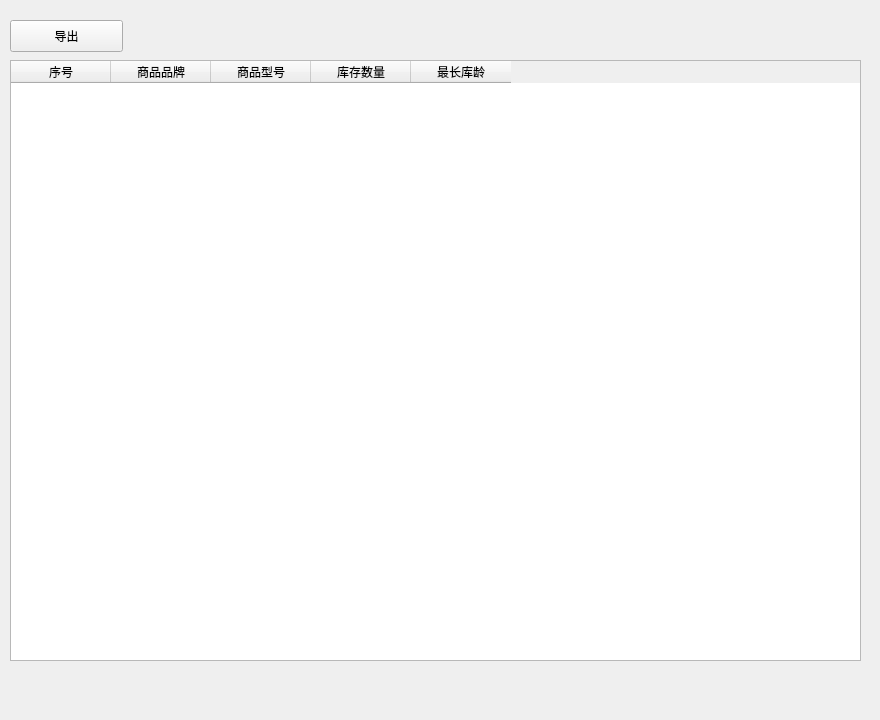
Before: the Qt Designer form View/stock/ui/ui_stock_unsalable_warning.ui in zgj0607/Py-store, drawn with Qt 5.
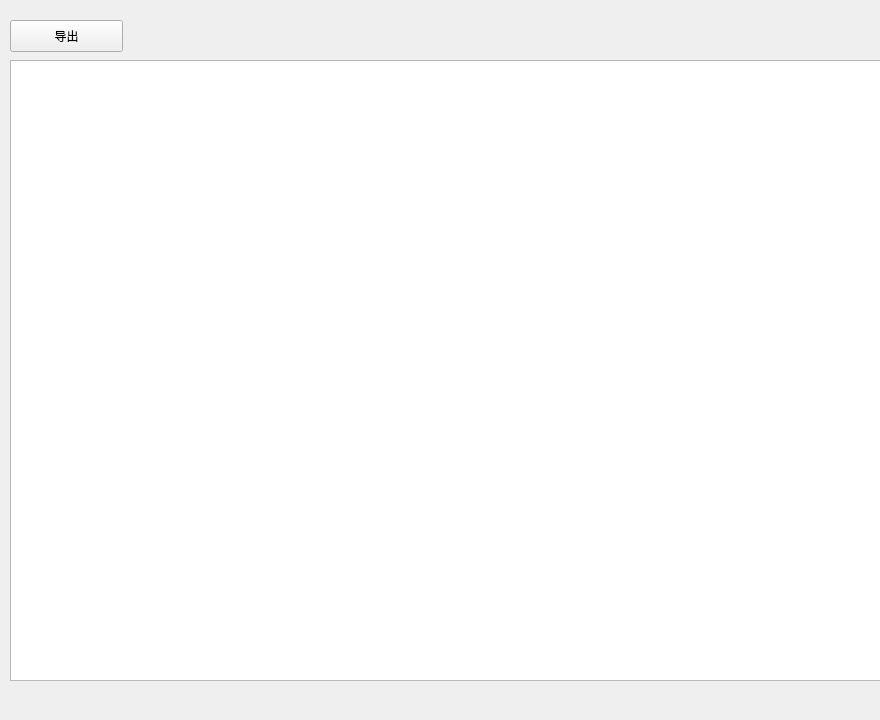
After: the same form once the commit is applied.

```diff
--- a/View/stock/ui/ui_stock_unsalable_warning.ui
+++ b/View/stock/ui/ui_stock_unsalable_warning.ui
@@ -13,41 +13,6 @@
   <property name="windowTitle">
    <string>Form</string>
   </property>
-  <widget class="QTableWidget" name="tableWidget">
-   <property name="geometry">
-    <rect>
-     <x>10</x>
-     <y>60</y>
-     <width>851</width>
-     <height>601</height>
-    </rect>
-   </property>
-   <column>
-    <property name="text">
-     <string>序号</string>
-    </property>
-   </column>
-   <column>
-    <property name="text">
-     <string>商品品牌</string>
-    </property>
-   </column>
-   <column>
-    <property name="text">
-     <string>商品型号</string>
-    </property>
-   </column>
-   <column>
-    <property name="text">
-     <string>库存数量</string>
-    </property>
-   </column>
-   <column>
-    <property name="text">
-     <string>最长库龄</string>
-    </property>
-   </column>
-  </widget>
   <widget class="QPushButton" name="exportButton">
    <property name="geometry">
     <rect>
@@ -61,6 +26,16 @@
     <string>导出</string>
    </property>
   </widget>
+  <widget class="QTableView" name="inventorywaringtableView">
+   <property name="geometry">
+    <rect>
+     <x>10</x>
+     <y>60</y>
+     <width>871</width>
+     <height>621</height>
+    </rect>
+   </property>
+  </widget>
  </widget>
  <resources/>
  <connections/>
```
